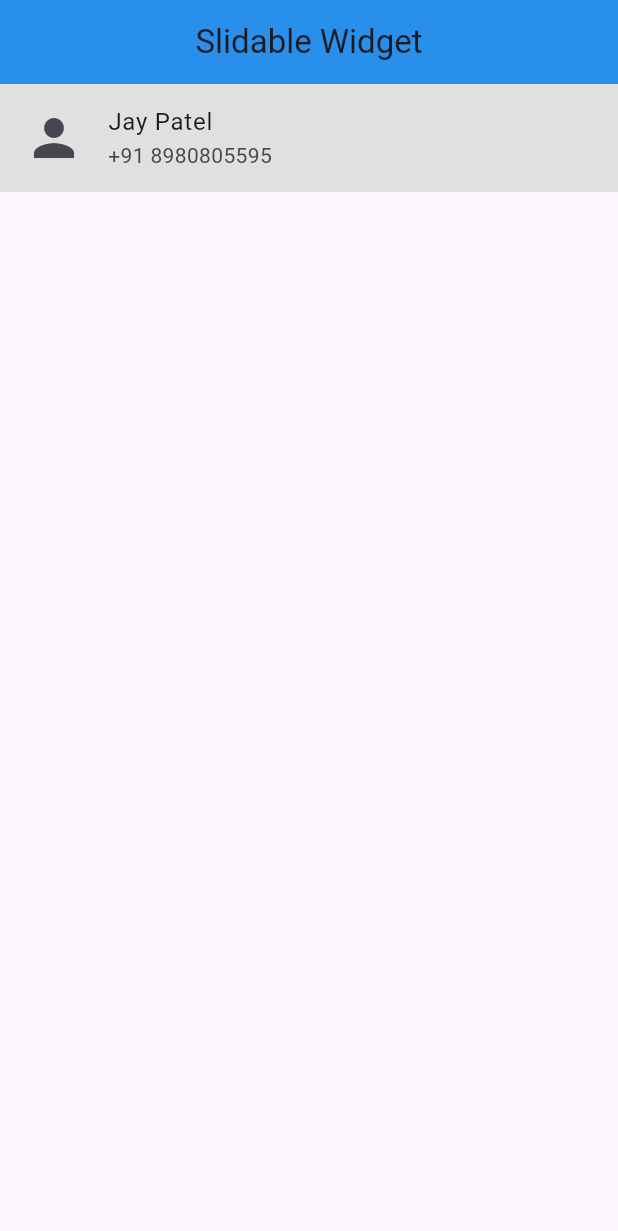
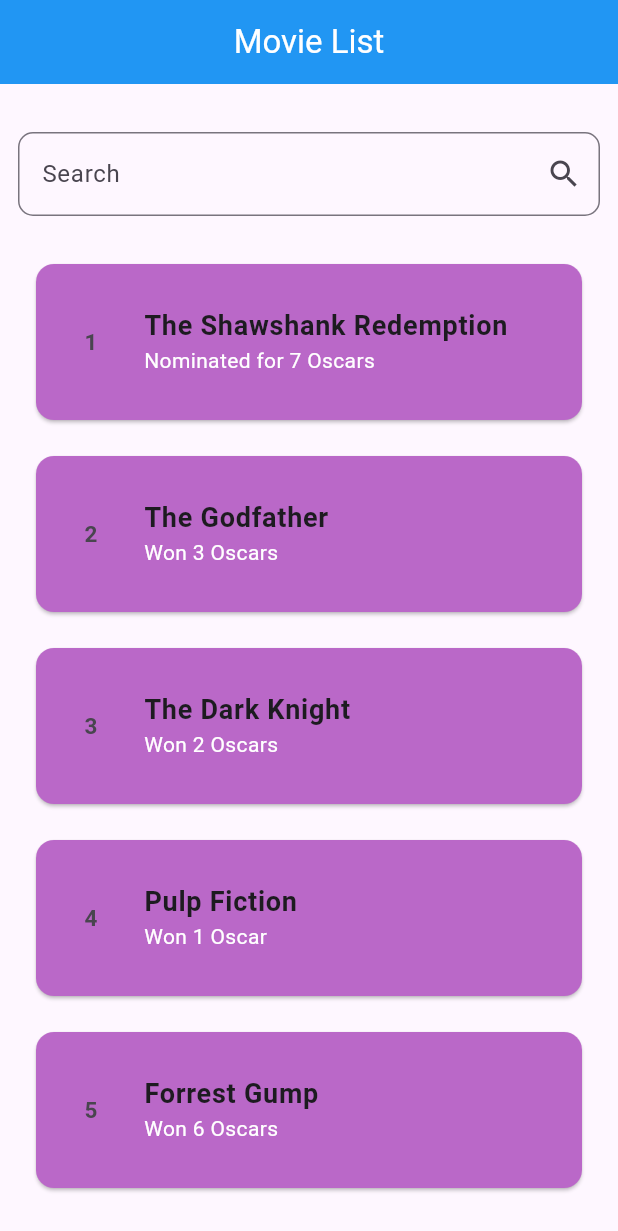
Before and after one commit to jaypatel0207/TST, a Flutter app: the screen it shows after launch, on a phone screen of 412 x 824 dp. Shown: the top 1231 px of the screen. Run offline on Flutter 3.47's test engine with Material 3 defaults, Android fonts, the phone set to English and light mode, and no system bars; our stand-ins replace animate_do, another_carousel_pro, carousel_slider, curved_navigation_bar, flutter_card_swiper, flutter_slidable and 6 more; missing offline and left inert: insta_image_viewer.

Commit message:
Search Movie List

```diff
--- /dev/null
+++ b/lib/Search Funactionality/searchMovie_Using_API/movie.dart
@@ -0,0 +1,522 @@
+import 'dart:convert';
+import 'package:flutter/material.dart';
+import 'package:flutter_splash_screens/Search%20Funactionality/searchMovie_Using_API/profileMovie.dart';
+import "package:http/http.dart" as http;
+
+class MovieApi extends StatefulWidget {
+  const MovieApi({super.key});
+
+  @override
+  State<MovieApi> createState() => _MovieApiState();
+}
+
+class _MovieApiState extends State<MovieApi> {
+  List MyData = [];
+  List<Map<String, dynamic>> movies = [
+    {
+      "id": 1,
+      "title": "The Shawshank Redemption",
+      "year": 1994,
+      "genre": ["Drama"],
+      "rating": 9.3,
+      "director": "Frank Darabont",
+      "actors": ["Tim Robbins", "Morgan Freeman"],
+      "plot":
+          "Two imprisoned men bond over several years, finding solace and eventual redemption through acts of common decency.",
+      "poster": "https://fakeimg.pl/220x310/ff0000",
+      "trailer": "https://example.com/shawshank_redemption_trailer.mp4",
+      "runtime": 142,
+      "awards": "Nominated for 7 Oscars",
+      "country": "USA",
+      "language": "English",
+      "boxOffice": "28.3 million",
+      "production": "Columbia Pictures",
+      "website": "http://www.warnerbros.com/movies/shawshank-redemption"
+    },
+    {
+      "id": 2,
+      "title": "The Godfather",
+      "year": 1972,
+      "genre": ["Crime", "Drama"],
+      "rating": 9.2,
+      "director": "Francis Ford Coppola",
+      "actors": ["Marlon Brando", "Al Pacino", "James Caan"],
+      "plot":
+          "The aging patriarch of an organized crime dynasty transfers control of his clandestine empire to his reluctant son.",
+      "poster": "https://fakeimg.pl/220x310/ffff00",
+      "trailer": "https://example.com/the_godfather_trailer.mp4",
+      "runtime": 175,
+      "awards": "Won 3 Oscars",
+      "country": "USA",
+      "language": "English",
+      "boxOffice": "245.1 million",
+      "production": "Paramount Pictures",
+      "website": "https://www.paramountmovies.com/movies/the-godfather"
+    },
+    {
+      "id": 3,
+      "title": "The Dark Knight",
+      "year": 2008,
+      "genre": ["Action", "Crime", "Drama"],
+      "rating": 9.0,
+      "director": "Christopher Nolan",
+      "actors": ["Christian Bale", "Heath Ledger", "Gary Oldman"],
+      "plot":
+          "When the menace known as the Joker wreaks havoc and chaos on the people of Gotham, Batman must accept one of the greatest psychological and physical tests of his ability to fight injustice.",
+      "poster": "https://fakeimg.pl/220x310/ff00ff",
+      "trailer": "https://example.com/the_dark_knight_trailer.mp4",
+      "runtime": 152,
+      "awards": "Won 2 Oscars",
+      "country": "USA",
+      "language": "English",
+      "boxOffice": "1.005 billion",
+      "production": "Warner Bros. Pictures",
+      "website": "https://www.warnerbros.com/movies/dark-knight"
+    },
+    {
+      "id": 4,
+      "title": "Pulp Fiction",
+      "year": 1994,
+      "genre": ["Crime", "Drama"],
+      "rating": 8.9,
+      "director": "Quentin Tarantino",
+      "actors": ["John Travolta", "Uma Thurman", "Samuel L. Jackson"],
+      "plot":
+          "The lives of two mob hitmen, a boxer, a gangster's wife, and a pair of diner bandits intertwine in four tales of violence and redemption.",
+      "poster": "https://fakeimg.pl/220x310/0000ff",
+      "trailer": "https://example.com/pulp_fiction_trailer.mp4",
+      "runtime": 154,
+      "awards": "Won 1 Oscar",
+      "country": "USA",
+      "language": "English",
+      "boxOffice": "213.9 million",
+      "production": "Miramax Films",
+      "website": "https://www.miramax.com/movie/pulp-fiction"
+    },
+    {
+      "id": 5,
+      "title": "Forrest Gump",
+      "year": 1994,
+      "genre": ["Drama", "Romance"],
+      "rating": 8.8,
+      "director": "Robert Zemeckis",
+      "actors": ["Tom Hanks", "Robin Wright", "Gary Sinise"],
+      "plot":
+          "The presidencies of Kennedy and Johnson, the events of Vietnam, Watergate, and other historical events unfold through the perspective of an Alabama man with an IQ of 75.",
+      "poster": "https://fakeimg.pl/220x310/ff00ff",
+      "trailer": "https://example.com/forrest_gump_trailer.mp4",
+      "runtime": 142,
+      "awards": "Won 6 Oscars",
+      "country": "USA",
+      "language": "English",
+      "boxOffice": "677.9 million",
+      "production": "Paramount Pictures",
+      "website": "https://www.paramountmovies.com/movies/forrest-gump"
+    },
+    {
+      "id": 6,
+      "title": "Inception",
+      "year": 2010,
+      "genre": ["Action", "Adventure", "Sci-Fi"],
+      "rating": 8.8,
+      "director": "Christopher Nolan",
+      "actors": ["Leonardo DiCaprio", "Joseph Gordon-Levitt", "Ellen Page"],
+      "plot":
+          "A thief who steals corporate secrets through the use of dream-sharing technology is given the inverse task of planting an idea into the mind of a C.E.O.",
+      "poster": "https://fakeimg.pl/220x310/f8f8f8",
+      "trailer": "https://example.com/inception_trailer.mp4",
+      "runtime": 148,
+      "awards": "Won 4 Oscars",
+      "country": "USA",
+      "language": "English",
+      "boxOffice": "829.9 million",
+      "production": "Warner Bros. Pictures",
+      "website": "https://www.warnerbros.com/movies/inception"
+    },
+    {
+      "id": 7,
+      "title": "The Matrix",
+      "year": 1999,
+      "genre": ["Action", "Sci-Fi"],
+      "rating": 8.7,
+      "director": "Lana Wachowski, Lilly Wachowski",
+      "actors": ["Keanu Reeves", "Laurence Fishburne", "Carrie-Anne Moss"],
+      "plot":
+          "A computer hacker learns from mysterious rebels about the true nature of his reality and his role in the war against its controllers.",
+      "poster": "https://fakeimg.pl/220x310/f6f6f6",
+      "trailer": "https://example.com/the_matrix_trailer.mp4",
+      "runtime": 136,
+      "awards": "Won 4 Oscars",
+      "country": "USA",
+      "language": "English",
+      "boxOffice": "463.5 million",
+      "production": "Warner Bros. Pictures",
+      "website": "https://www.warnerbros.com/movies/matrix"
+    },
+    {
+      "id": 8,
+      "title": "The Lord of the Rings: The Return of the King",
+      "year": 2003,
+      "genre": ["Adventure", "Drama", "Fantasy"],
+      "rating": 8.9,
+      "director": "Peter Jackson",
+      "actors": ["Elijah Wood", "Viggo Mortensen", "Ian McKellen"],
+      "plot":
+          "Gandalf and Aragorn lead the World of Men against Sauron's army to draw his gaze from Frodo and Sam as they approach Mount Doom with the One Ring.",
+      "poster": "https://fakeimg.pl/220x310/ff00ff",
+      "trailer": "https://example.com/lotr_return_of_the_king_trailer.mp4",
+      "runtime": 201,
+      "awards": "Won 11 Oscars",
+      "country": "USA",
+      "language": "English",
+      "boxOffice": "1.142 billion",
+      "production": "New Line Cinema",
+      "website": "https://www.lordoftherings.net/film/the-return-of-the-king"
+    },
+    {
+      "id": 9,
+      "title": "The Dark Knight Rises",
+      "year": 2012,
+      "genre": ["Action", "Thriller"],
+      "rating": 8.4,
+      "director": "Christopher Nolan",
+      "actors": ["Christian Bale", "Tom Hardy"],
+      "plot":
+          "Eight years after the Joker's reign of anarchy, Batman is forced out of retirement to save Gotham City from the brutal guerrilla terrorist Bane.",
+      "poster": "https://fakeimg.pl/220x310/f6f6f6",
+      "trailer": "https://example.com/the_dark_knight_rises_trailer.mp4",
+      "runtime": 165,
+      "awards": "Nominated for 2 Oscars",
+      "country": "USA",
+      "language": "English",
+      "boxOffice": "1.081 billion",
+      "production": "Warner Bros. Pictures",
+      "website": "http://www.warnerbros.com/movies/the-dark-knight-rises"
+    },
+    {
+      "id": 11,
+      "title": "Fight Club",
+      "year": 1999,
+      "genre": ["Drama"],
+      "rating": 8.8,
+      "director": "David Fincher",
+      "actors": ["Brad Pitt", "Edward Norton", "Helena Bonham Carter"],
+      "plot":
+          "An insomniac office worker and a devil-may-care soapmaker form an underground fight club that evolves into something much, much more.",
+      "poster": "https://fakeimg.pl/220x310/ff00ff",
+      "trailer": "https://example.com/fight_club_trailer.mp4",
+      "runtime": 139,
+      "awards": "Nominated for 1 Oscar",
+      "country": "USA",
+      "language": "English",
+      "boxOffice": "100.9 million",
+      "production": "20th Century Fox",
+      "website": "https://www.foxmovies.com/movies/fight-club"
+    },
+    {
+      "id": 12,
+      "title": "Gladiator",
+      "year": 2000,
+      "genre": ["Action", "Adventure", "Drama"],
+      "rating": 8.5,
+      "director": "Ridley Scott",
+      "actors": ["Russell Crowe", "Joaquin Phoenix", "Connie Nielsen"],
+      "plot":
+          "A former Roman General sets out to exact vengeance against the corrupt emperor who murdered his family and sent him into slavery.",
+      "poster": "https://fakeimg.pl/220x310/f8f8f8",
+      "trailer": "https://example.com/gladiator_trailer.mp4",
+      "runtime": 155,
+      "awards": "Won 5 Oscars",
+      "country": "USA",
+      "language": "English",
+      "boxOffice": "460.5 million",
+      "production": "DreamWorks Pictures",
+      "website": "https://www.dreamworks.com/movies/gladiator"
+    },
+    {
+      "id": 13,
+      "title": "The Lord of the Rings: The Two Towers",
+      "year": 2002,
+      "genre": ["Adventure", "Drama", "Fantasy"],
+      "rating": 8.7,
+      "director": "Peter Jackson",
+      "actors": ["Elijah Wood", "Ian McKellen", "Viggo Mortensen"],
+      "plot":
+          "While Frodo and Sam edge closer to Mordor with the help of the shifty Gollum, the divided fellowship makes a stand against Sauron's new ally, Saruman, and his hordes of Isengard.",
+      "poster": "https://fakeimg.pl/220x310/f6f6f6",
+      "trailer": "https://example.com/lotr_two_towers_trailer.mp4",
+      "runtime": 179,
+      "awards": "Won 2 Oscars",
+      "country": "USA",
+      "language": "English",
+      "boxOffice": "951.2 million",
+      "production": "New Line Cinema",
+      "website": "https://www.lordoftherings.net/film/the-two-towers"
+    },
+    {
+      "id": 14,
+      "title": "The Silence of the Lambs",
+      "year": 1991,
+      "genre": ["Crime", "Drama", "Thriller"],
+      "rating": 8.6,
+      "director": "Jonathan Demme",
+      "actors": ["Jodie Foster", "Anthony Hopkins", "Lawrence A. Bonney"],
+      "plot":
+          "A young F.B.I. cadet must receive the help of an incarcerated and manipulative cannibal killer to help catch another serial killer, a madman who skins his victims.",
+      "poster": "https://fakeimg.pl/220x310/0000ff",
+      "trailer": "https://example.com/silence_of_the_lambs_trailer.mp4",
+      "runtime": 118,
+      "awards": "Won 5 Oscars",
+      "country": "USA",
+      "language": "English",
+      "boxOffice": "272.7 million",
+      "production": "Orion Pictures",
+      "website": "https://www.mgm.com/movies/the-silence-of-the-lambs"
+    },
+    {
+      "id": 15,
+      "title": "The Departed",
+      "year": 2006,
+      "genre": ["Crime", "Drama", "Thriller"],
+      "rating": 8.5,
+      "director": "Martin Scorsese",
+      "actors": ["Leonardo DiCaprio", "Matt Damon", "Jack Nicholson"],
+      "plot":
+          "An undercover cop and a mole in the police attempt to identify each other while infiltrating an Irish gang in South Boston.",
+      "poster": "https://fakeimg.pl/220x310/00ff00",
+      "trailer": "https://example.com/the_departed_trailer.mp4",
+      "runtime": 151,
+      "awards": "Won 4 Oscars",
+      "country": "USA",
+      "language": "English",
+      "boxOffice": "289.8 million",
+      "production": "Warner Bros. Pictures",
+      "website": "https://www.warnerbros.com/movies/departed"
+    },
+    {
+      "id": 16,
+      "title": "Saving Private Ryan",
+      "year": 1998,
+      "genre": ["Drama", "War"],
+      "rating": 8.6,
+      "director": "Steven Spielberg",
+      "actors": ["Tom Hanks", "Matt Damon", "Tom Sizemore"],
+      "plot":
+          "Following the Normandy Landings, a group of U.S. soldiers go behind enemy lines to retrieve a paratrooper whose brothers have been killed in action.",
+      "poster": "https://fakeimg.pl/220x310/ff0000",
+      "trailer": "https://example.com/saving_private_ryan_trailer.mp4",
+      "runtime": 169,
+      "awards": "Won 5 Oscars",
+      "country": "USA",
+      "language": "English",
+      "boxOffice": "482.3 million",
+      "production": "DreamWorks Pictures",
+      "website": "https://www.dreamworks.com/movies/saving-private-ryan"
+    },
+    {
+      "id": 17,
+      "title": "The Prestige",
+      "year": 2006,
+      "genre": ["Drama", "Mystery", "Sci-Fi"],
+      "rating": 8.5,
+      "director": "Christopher Nolan",
+      "actors": ["Christian Bale", "Hugh Jackman", "Scarlett Johansson"],
+      "plot":
+          "After a tragic accident, two stage magicians engage in a battle to create the ultimate illusion while sacrificing everything they have to outwit each other.",
+      "poster": "https://fakeimg.pl/220x310/0000ff",
+      "trailer": "https://example.com/the_prestige_trailer.mp4",
+      "runtime": 130,
+      "awards": "Nominated for 2 Oscars",
+      "country": "USA",
+      "language": "English",
+      "boxOffice": "109.7 million",
+      "production": "Warner Bros. Pictures",
+      "website": "https://www.warnerbros.com/movies/prestige"
+    },
+    {
+      "id": 18,
+      "title": "Glory",
+      "year": 1989,
+      "genre": ["Drama", "History", "War"],
+      "rating": 7.8,
+      "director": "Edward Zwick",
+      "actors": ["Matthew Broderick", "Denzel Washington", "Cary Elwes"],
+      "plot":
+          "Robert Gould Shaw leads the U.S. Civil War's first all-black volunteer company, fighting prejudices from both his own Union Army and the Confederates.",
+      "poster": "https://fakeimg.pl/220x310/00ff00",
+      "trailer": "https://example.com/glory_trailer.mp4",
+      "runtime": 122,
+      "awards": "Won 3 Oscars",
+      "country": "USA",
+      "language": "English",
+      "boxOffice": "26.8 million",
+      "production": "TriStar Pictures",
+      "website": "https://www.sonypictures.com/movies/glory"
+    },
+    {
+      "id": 19,
+      "title": "The Avengers",
+      "year": 2012,
+      "genre": ["Action", "Adventure", "Sci-Fi"],
+      "rating": 8,
+      "director": "Joss Whedon",
+      "actors": ["Robert Downey Jr.", "Chris Evans", "Mark Ruffalo"],
+      "plot":
+          "Earth's mightiest heroes must come together and learn to fight as a team if they are going to stop the mischievous Loki and his alien army from enslaving humanity.",
+      "poster": "https://fakeimg.pl/220x310/ff0000",
+      "trailer": "https://example.com/the_avengers_trailer.mp4",
+      "runtime": 143,
+      "awards": "Nominated for 1 Oscar",
+      "country": "USA",
+      "language": "English",
+      "boxOffice": "1.518 billion",
+      "production": "Marvel Studios",
+      "website": "https://www.marvel.com/movies/the-avengers"
+    },
+    {
+      "id": 20,
+      "title": "Jurassic Park",
+      "year": 1993,
+      "genre": ["Action", "Adventure", "Sci-Fi"],
+      "rating": 8.2,
+      "director": "Steven Spielberg",
+      "actors": ["Sam Neill", "Laura Dern", "Jeff Goldblum"],
+      "plot":
+          "During a preview tour, a theme park suffers a major power breakdown that allows its cloned dinosaur exhibits to run amok.",
+      "poster": "https://fakeimg.pl/220x310/00ff00",
+      "trailer": "https://example.com/jurassic_park_trailer.mp4",
+      "runtime": 127,
+      "awards": "Won 3 Oscars",
+      "country": "USA",
+      "language": "English",
+      "boxOffice": "1.046 billion",
+      "production": "Universal Pictures",
+      "website": "https://www.jurassicworld.com/jurassic-park"
+    }
+  ];
+
+  List<Map<String, dynamic>> _foundMovie = [];
+
+  @override
+  void initState() {
+    // TODO: implement initState
+    super.initState();
+    _foundMovie = movies;
+
+
+
+  }
+
+  void _runFilter(String enteredKeyword) {
+    List<Map<String, dynamic>> results = [];
+    if (enteredKeyword.isEmpty) {
+      results = movies;
+    } else {
+      results = movies
+          .where((user) =>
+              user["title"].toLowerCase().contains(enteredKeyword.toLowerCase())||user["awards"].toLowerCase().contains(enteredKeyword))
+          .toList();
+    }
+
+    setState(() {
+      _foundMovie = results;
+    });
+  }
+  // Future<dynamic> fetchData() async {
+  //   var response =
+  //       await http.get(Uri.parse("https://jsonplaceholder.typicode.com/posts"));
+
+  //   if (response.statusCode == 200) {
+  //     setState(() {
+  //       MyData = jsonDecode(response.body);
+  //     });
+  //     print("success");
+  //   } else {
+  //     print("something Went Wrong !!!");
+  //   }
+  // }
+
+  // @override
+  // void initState() {
+  //   super.initState();
+  //   fetchData();
+  // }
+
+  @override
+  Widget build(BuildContext context) {
+    return Scaffold(
+      appBar: AppBar(
+        title: Text(
+          "Movie List",
+          style: TextStyle(color: Colors.white),
+        ),
+        centerTitle: true,
+        backgroundColor: Colors.blue,
+      ),
+      body: Padding(
+        padding: const EdgeInsets.all(12.0),
+        child: Column(
+          children: [
+            SizedBox(
+              height: 20,
+            ),
+            TextField(
+             onChanged: (value) => _runFilter(value),
+              decoration: InputDecoration(
+                  border: OutlineInputBorder(
+                      borderRadius: BorderRadius.circular(10)),
+                  labelText: "Search ",
+                  suffixIcon: Icon(Icons.search)),
+            ),
+            SizedBox(
+              height: 20,
+            ),
+            Expanded(
+              child: ListView.builder(
+                shrinkWrap: true,
+                itemCount:  _foundMovie.length,
+                itemBuilder: (context, index) {
+                  return Column(
+                    children: [
+                      Padding(
+                        padding: const EdgeInsets.all(8.0),
+                        child: Card(
+                          color: Colors.purple[300],
+                          child: Padding(
+                              padding: const EdgeInsets.all(16.0),
+                              child: ListTile(
+                                onTap: () {
+                                  Navigator.push(context,
+                    MaterialPageRoute(builder: (context) => Profilemovie(title: _foundMovie[index]["title"], awards: _foundMovie[index]["awards"],)));
+
+                                },
+                                leading: Text(
+                                  "${_foundMovie[index]["id"].toString()}",
+                                  style: TextStyle(
+                                      fontSize: 15,
+                                      fontWeight: FontWeight.bold),
+                                ),
+                                title: Text(
+                                  _foundMovie[index]["title"].toString(),
+                                  style: TextStyle(
+                                      fontSize: 18,
+                                      fontWeight: FontWeight.bold),
+                                ),
+                                subtitle: Text(
+                                  _foundMovie[index]["awards"].toString(),
+                                  style: TextStyle(color: Colors.white),
+                                ),
+                              )),
+                        ),
+                      ),
+                    ],
+                  );
+                },
+              ),
+            ),
+          ],
+        ),
+      ),
+    );
+  }
+}
--- /dev/null
+++ b/lib/Search Funactionality/searchMovie_Using_API/profileMovie.dart
@@ -0,0 +1,22 @@
+import 'package:flutter/material.dart';
+
+class Profilemovie extends StatefulWidget {
+  final String? title;
+  final String? awards;
+   Profilemovie({super.key, required this.title, required this.awards});
+
+  @override
+  State<Profilemovie> createState() => _ProfilemovieState();
+}
+
+class _ProfilemovieState extends State<Profilemovie> {
+  @override
+  Widget build(BuildContext context) {
+    return Scaffold(
+      appBar: AppBar(
+        title: Text("${widget.title}"),
+      ),
+      body: Center(child: Text("${widget.awards}"))
+    );
+  }
+}
--- a/lib/main.dart
+++ b/lib/main.dart
@@ -8,6 +8,7 @@ import 'package:flutter_splash_screens/Flutter%20Charts/piehome.dart';
 import 'package:flutter_splash_screens/Image_slider/auto_image_slider.dart';
 import 'package:flutter_splash_screens/Image_slider/image.dart';
 import 'package:flutter_splash_screens/Search%20Funactionality/search.dart';
+import 'package:flutter_splash_screens/Search%20Funactionality/searchMovie_Using_API/movie.dart';
 import 'package:flutter_splash_screens/Slidable%20Widget/slidable.dart';
 import 'package:flutter_splash_screens/image%20animation/iamgeAnimate.dart';
 import 'package:flutter_splash_screens/Photo_View/photoexample.dart';
@@ -34,7 +35,7 @@ class MyApp extends StatelessWidget {
         primaryColor: Colors.green,
         primarySwatch: Colors.green,
       ),
-      home: slidable1(),
+      home: MovieApi(),
     );
   }
 }
--- a/pubspec.yaml
+++ b/pubspec.yaml
@@ -53,6 +53,7 @@ dependencies:
   animate_do: ^3.3.4
   slide_to_act: ^2.0.2
   email_auth: ^2.0.0
+  http: ^1.2.2
 
 dev_dependencies:
   flutter_test:
```
Also changed, not shown: pubspec.lock.
